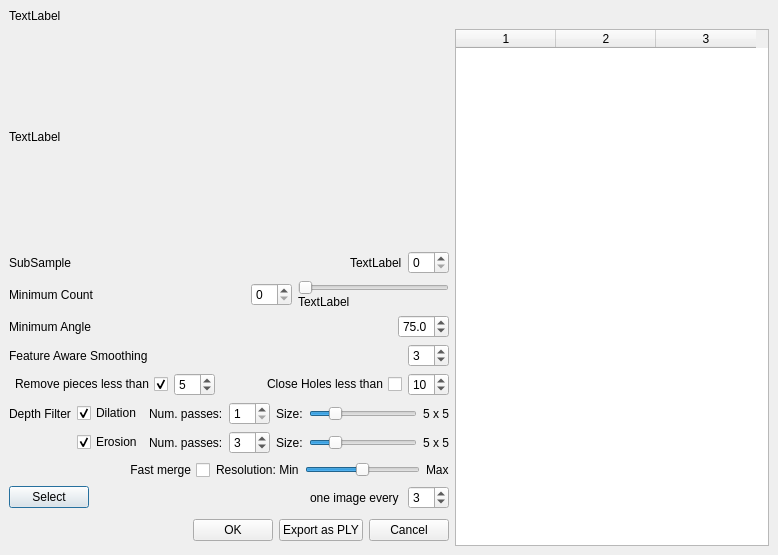
Old version of the form src/meshlabplugins/epoch_io/ui/v3dImportDialog.ui in the repository cnr-isti-vclab/meshlab.
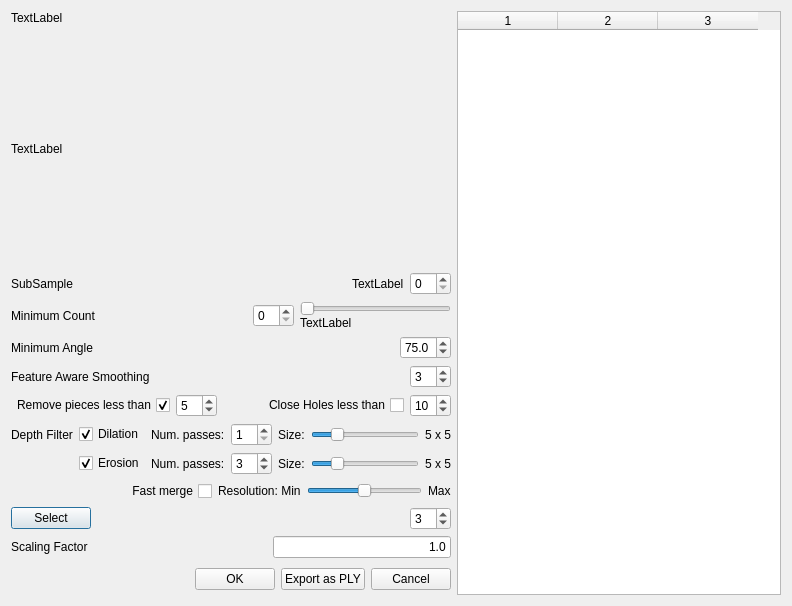
New version of the form.

Commit message: removed mask bug and added scaling of maps

```diff
--- a/src/meshlabplugins/epoch_io/ui/v3dImportDialog.ui
+++ b/src/meshlabplugins/epoch_io/ui/v3dImportDialog.ui
@@ -5,14 +5,12 @@
    <rect>
     <x>0</x>
     <y>0</y>
-    <width>778</width>
-    <height>555</height>
+    <width>792</width>
+    <height>606</height>
    </rect>
   </property>
   <property name="sizePolicy" >
-   <sizepolicy>
-    <hsizetype>7</hsizetype>
-    <vsizetype>5</vsizetype>
+   <sizepolicy vsizetype="Preferred" hsizetype="Expanding" >
     <horstretch>0</horstretch>
     <verstretch>0</verstretch>
    </sizepolicy>
@@ -20,21 +18,31 @@
   <property name="windowTitle" >
    <string>V3D Import Settings</string>
   </property>
-  <layout class="QGridLayout" >
-   <property name="margin" >
-    <number>9</number>
-   </property>
-   <property name="spacing" >
-    <number>6</number>
-   </property>
-   <item row="2" column="0" >
     <layout class="QHBoxLayout" >
-     <property name="margin" >
-      <number>0</number>
-     </property>
-     <property name="spacing" >
-      <number>6</number>
-     </property>
+   <item>
+    <layout class="QVBoxLayout" >
+     <item>
+      <widget class="QLabel" name="infoLabel" >
+       <property name="text" >
+        <string>TextLabel</string>
+       </property>
+      </widget>
+     </item>
+     <item>
+      <widget class="QLabel" name="previewLabel" >
+       <property name="sizePolicy" >
+        <sizepolicy vsizetype="Expanding" hsizetype="Expanding" >
+         <horstretch>0</horstretch>
+         <verstretch>0</verstretch>
+        </sizepolicy>
+       </property>
+       <property name="text" >
+        <string>TextLabel</string>
+       </property>
+      </widget>
+     </item>
+     <item>
+      <layout class="QHBoxLayout" >
      <item>
       <widget class="QLabel" name="label" >
        <property name="text" >
@@ -71,253 +79,8 @@
      </item>
     </layout>
    </item>
-   <item row="5" column="0" >
-    <layout class="QHBoxLayout" >
-     <property name="margin" >
-      <number>0</number>
-     </property>
-     <property name="spacing" >
-      <number>6</number>
-     </property>
      <item>
-      <widget class="QLabel" name="label_5" >
-       <property name="text" >
-        <string>Feature Aware Smoothing</string>
-       </property>
-      </widget>
-     </item>
-     <item>
-      <spacer>
-       <property name="orientation" >
-        <enum>Qt::Horizontal</enum>
-       </property>
-       <property name="sizeHint" >
-        <size>
-         <width>40</width>
-         <height>20</height>
-        </size>
-       </property>
-      </spacer>
-     </item>
-     <item>
-      <widget class="QDoubleSpinBox" name="smoothSpinBox" >
-       <property name="decimals" >
-        <number>0</number>
-       </property>
-       <property name="maximum" >
-        <double>20.000000000000000</double>
-       </property>
-       <property name="value" >
-        <double>3.000000000000000</double>
-       </property>
-      </widget>
-     </item>
-    </layout>
-   </item>
-   <item row="8" column="0" >
     <layout class="QHBoxLayout" >
-     <property name="margin" >
-      <number>0</number>
-     </property>
-     <property name="spacing" >
-      <number>6</number>
-     </property>
-     <item>
-      <spacer>
-       <property name="orientation" >
-        <enum>Qt::Horizontal</enum>
-       </property>
-       <property name="sizeHint" >
-        <size>
-         <width>40</width>
-         <height>20</height>
-        </size>
-       </property>
-      </spacer>
-     </item>
-     <item>
-      <widget class="QCheckBox" name="fastMergeCheckBox" >
-       <property name="toolTip" >
-        <string>&lt;html>&lt;head>&lt;meta name="qrichtext" content="1" />&lt;/head>&lt;body style=" white-space: pre-wrap; font-style:normal; text-decoration:none;">&lt;p style=" margin-top:0px; margin-bottom:0px; margin-left:0px; margin-right:0px; -qt-block-indent:0; text-indent:0px;">Perform a fast, fixed resolution merging of all the range maps. If unchecked all the rangemaps are simply put in the same space without merging them.&lt;/p>&lt;/body>&lt;/html></string>
-       </property>
-       <property name="layoutDirection" >
-        <enum>Qt::RightToLeft</enum>
-       </property>
-       <property name="text" >
-        <string>Fast merge</string>
-       </property>
-      </widget>
-     </item>
-     <item>
-      <widget class="QLabel" name="label_6" >
-       <property name="text" >
-        <string>Resolution: Min</string>
-       </property>
-      </widget>
-     </item>
-     <item>
-      <widget class="QSlider" name="mergeResolutionSpinBox" >
-       <property name="minimum" >
-        <number>1</number>
-       </property>
-       <property name="maximum" >
-        <number>5</number>
-       </property>
-       <property name="value" >
-        <number>3</number>
-       </property>
-       <property name="orientation" >
-        <enum>Qt::Horizontal</enum>
-       </property>
-      </widget>
-     </item>
-     <item>
-      <widget class="QLabel" name="label_7" >
-       <property name="text" >
-        <string>Max</string>
-       </property>
-      </widget>
-     </item>
-    </layout>
-   </item>
-   <item rowspan="10" row="1" column="1" >
-    <widget class="QTableWidget" name="imageTableWidget" >
-     <property name="sizePolicy" >
-      <sizepolicy>
-       <hsizetype>3</hsizetype>
-       <vsizetype>7</vsizetype>
-       <horstretch>0</horstretch>
-       <verstretch>0</verstretch>
-      </sizepolicy>
-     </property>
-     <property name="columnCount" >
-      <number>3</number>
-     </property>
-     <column/>
-     <column/>
-     <column/>
-    </widget>
-   </item>
-   <item row="0" column="0" >
-    <widget class="QLabel" name="infoLabel" >
-     <property name="text" >
-      <string>TextLabel</string>
-     </property>
-    </widget>
-   </item>
-   <item row="4" column="0" >
-    <layout class="QHBoxLayout" >
-     <property name="margin" >
-      <number>0</number>
-     </property>
-     <property name="spacing" >
-      <number>6</number>
-     </property>
-     <item>
-      <widget class="QLabel" name="label_3" >
-       <property name="text" >
-        <string>Minimum Angle</string>
-       </property>
-      </widget>
-     </item>
-     <item>
-      <spacer>
-       <property name="orientation" >
-        <enum>Qt::Horizontal</enum>
-       </property>
-       <property name="sizeHint" >
-        <size>
-         <width>40</width>
-         <height>20</height>
-        </size>
-       </property>
-      </spacer>
-     </item>
-     <item>
-      <widget class="QDoubleSpinBox" name="qualitySpinBox" >
-       <property name="decimals" >
-        <number>1</number>
-       </property>
-       <property name="maximum" >
-        <double>90.000000000000000</double>
-       </property>
-       <property name="singleStep" >
-        <double>5.000000000000000</double>
-       </property>
-       <property name="value" >
-        <double>75.000000000000000</double>
-       </property>
-      </widget>
-     </item>
-    </layout>
-   </item>
-   <item row="1" column="0" >
-    <widget class="QLabel" name="previewLabel" >
-     <property name="sizePolicy" >
-      <sizepolicy>
-       <hsizetype>7</hsizetype>
-       <vsizetype>7</vsizetype>
-       <horstretch>0</horstretch>
-       <verstretch>0</verstretch>
-      </sizepolicy>
-     </property>
-     <property name="text" >
-      <string>TextLabel</string>
-     </property>
-    </widget>
-   </item>
-   <item row="9" column="0" >
-    <layout class="QHBoxLayout" >
-     <property name="margin" >
-      <number>0</number>
-     </property>
-     <property name="spacing" >
-      <number>6</number>
-     </property>
-     <item>
-      <widget class="QPushButton" name="selectButton" >
-       <property name="text" >
-        <string>Select</string>
-       </property>
-      </widget>
-     </item>
-     <item>
-      <spacer>
-       <property name="orientation" >
-        <enum>Qt::Horizontal</enum>
-       </property>
-       <property name="sizeHint" >
-        <size>
-         <width>40</width>
-         <height>20</height>
-        </size>
-       </property>
-      </spacer>
-     </item>
-     <item>
-      <widget class="QLabel" name="label_4" >
-       <property name="text" >
-        <string>one image every </string>
-       </property>
-      </widget>
-     </item>
-     <item>
-      <widget class="QSpinBox" name="subsampleSequenceSpinBox" >
-       <property name="value" >
-        <number>3</number>
-       </property>
-      </widget>
-     </item>
-    </layout>
-   </item>
-   <item row="3" column="0" >
-    <layout class="QHBoxLayout" >
-     <property name="margin" >
-      <number>0</number>
-     </property>
-     <property name="spacing" >
-      <number>6</number>
-     </property>
      <item>
       <widget class="QLabel" name="label_2" >
        <property name="text" >
@@ -347,18 +110,13 @@
      </item>
      <item>
       <layout class="QVBoxLayout" >
-       <property name="margin" >
-        <number>0</number>
-       </property>
        <property name="spacing" >
         <number>0</number>
        </property>
        <item>
         <widget class="QSlider" name="minCountSlider" >
          <property name="sizePolicy" >
-          <sizepolicy>
-           <hsizetype>7</hsizetype>
-           <vsizetype>0</vsizetype>
+            <sizepolicy vsizetype="Fixed" hsizetype="Expanding" >
            <horstretch>0</horstretch>
            <verstretch>0</verstretch>
           </sizepolicy>
@@ -382,14 +140,85 @@
      </item>
     </layout>
    </item>
-   <item row="6" column="0" >
+     <item>
     <layout class="QHBoxLayout" >
-     <property name="margin" >
+       <item>
+        <widget class="QLabel" name="label_3" >
+         <property name="text" >
+          <string>Minimum Angle</string>
+         </property>
+        </widget>
+       </item>
+       <item>
+        <spacer>
+         <property name="orientation" >
+          <enum>Qt::Horizontal</enum>
+         </property>
+         <property name="sizeHint" >
+          <size>
+           <width>40</width>
+           <height>20</height>
+          </size>
+         </property>
+        </spacer>
+       </item>
+       <item>
+        <widget class="QDoubleSpinBox" name="qualitySpinBox" >
+         <property name="decimals" >
+          <number>1</number>
+         </property>
+         <property name="maximum" >
+          <double>90.000000000000000</double>
+         </property>
+         <property name="singleStep" >
+          <double>5.000000000000000</double>
+         </property>
+         <property name="value" >
+          <double>75.000000000000000</double>
+         </property>
+        </widget>
+       </item>
+      </layout>
+     </item>
+     <item>
+      <layout class="QHBoxLayout" >
+       <item>
+        <widget class="QLabel" name="label_5" >
+         <property name="text" >
+          <string>Feature Aware Smoothing</string>
+         </property>
+        </widget>
+       </item>
+       <item>
+        <spacer>
+         <property name="orientation" >
+          <enum>Qt::Horizontal</enum>
+         </property>
+         <property name="sizeHint" >
+          <size>
+           <width>40</width>
+           <height>20</height>
+          </size>
+         </property>
+        </spacer>
+       </item>
+       <item>
+        <widget class="QDoubleSpinBox" name="smoothSpinBox" >
+         <property name="decimals" >
       <number>0</number>
      </property>
-     <property name="spacing" >
-      <number>6</number>
-     </property>
+         <property name="maximum" >
+          <double>20.000000000000000</double>
+         </property>
+         <property name="value" >
+          <double>3.000000000000000</double>
+         </property>
+        </widget>
+       </item>
+      </layout>
+     </item>
+     <item>
+      <layout class="QHBoxLayout" >
      <item>
       <widget class="QCheckBox" name="removeSmallCCCheckBox" >
        <property name="layoutDirection" >
@@ -406,9 +235,7 @@
      <item>
       <widget class="QDoubleSpinBox" name="maxCCDiagSpinBox" >
        <property name="sizePolicy" >
-        <sizepolicy>
-         <hsizetype>5</hsizetype>
-         <vsizetype>0</vsizetype>
+          <sizepolicy vsizetype="Fixed" hsizetype="Preferred" >
          <horstretch>0</horstretch>
          <verstretch>0</verstretch>
         </sizepolicy>
@@ -468,14 +295,8 @@
      </item>
     </layout>
    </item>
-   <item row="7" column="0" >
+     <item>
     <layout class="QGridLayout" >
-     <property name="margin" >
-      <number>0</number>
-     </property>
-     <property name="spacing" >
-      <number>6</number>
-     </property>
      <item row="0" column="5" >
       <widget class="QSlider" name="dilationSizeSlider" >
        <property name="minimum" >
@@ -614,14 +435,136 @@
      </item>
     </layout>
    </item>
-   <item row="10" column="0" >
+     <item>
     <layout class="QHBoxLayout" >
-     <property name="margin" >
-      <number>0</number>
-     </property>
-     <property name="spacing" >
-      <number>6</number>
-     </property>
+       <item>
+        <spacer>
+         <property name="orientation" >
+          <enum>Qt::Horizontal</enum>
+         </property>
+         <property name="sizeHint" >
+          <size>
+           <width>40</width>
+           <height>20</height>
+          </size>
+         </property>
+        </spacer>
+       </item>
+       <item>
+        <widget class="QCheckBox" name="fastMergeCheckBox" >
+         <property name="toolTip" >
+          <string>&lt;html>&lt;head>&lt;meta name="qrichtext" content="1" />&lt;/head>&lt;body style=" white-space: pre-wrap; font-style:normal; text-decoration:none;">&lt;p style=" margin-top:0px; margin-bottom:0px; margin-left:0px; margin-right:0px; -qt-block-indent:0; text-indent:0px;">Perform a fast, fixed resolution merging of all the range maps. If unchecked all the rangemaps are simply put in the same space without merging them.&lt;/p>&lt;/body>&lt;/html></string>
+         </property>
+         <property name="layoutDirection" >
+          <enum>Qt::RightToLeft</enum>
+         </property>
+         <property name="text" >
+          <string>Fast merge</string>
+         </property>
+        </widget>
+       </item>
+       <item>
+        <widget class="QLabel" name="label_6" >
+         <property name="text" >
+          <string>Resolution: Min</string>
+         </property>
+        </widget>
+       </item>
+       <item>
+        <widget class="QSlider" name="mergeResolutionSpinBox" >
+         <property name="minimum" >
+          <number>1</number>
+         </property>
+         <property name="maximum" >
+          <number>5</number>
+         </property>
+         <property name="value" >
+          <number>3</number>
+         </property>
+         <property name="orientation" >
+          <enum>Qt::Horizontal</enum>
+         </property>
+        </widget>
+       </item>
+       <item>
+        <widget class="QLabel" name="label_7" >
+         <property name="text" >
+          <string>Max</string>
+         </property>
+        </widget>
+       </item>
+      </layout>
+     </item>
+     <item>
+      <layout class="QHBoxLayout" >
+       <item>
+        <widget class="QPushButton" name="selectButton" >
+         <property name="text" >
+          <string>Select</string>
+         </property>
+        </widget>
+       </item>
+       <item>
+        <spacer>
+         <property name="orientation" >
+          <enum>Qt::Horizontal</enum>
+         </property>
+         <property name="sizeHint" >
+          <size>
+           <width>40</width>
+           <height>20</height>
+          </size>
+         </property>
+        </spacer>
+       </item>
+       <item>
+        <widget class="QSpinBox" name="subsampleSequenceSpinBox" >
+         <property name="value" >
+          <number>3</number>
+         </property>
+        </widget>
+       </item>
+      </layout>
+     </item>
+     <item>
+      <layout class="QHBoxLayout" >
+       <item>
+        <widget class="QLabel" name="label_10" >
+         <property name="text" >
+          <string>Scaling Factor</string>
+         </property>
+        </widget>
+       </item>
+       <item>
+        <spacer>
+         <property name="orientation" >
+          <enum>Qt::Horizontal</enum>
+         </property>
+         <property name="sizeHint" >
+          <size>
+           <width>40</width>
+           <height>20</height>
+          </size>
+         </property>
+        </spacer>
+       </item>
+       <item>
+        <widget class="QLineEdit" name="scaleLineEdit" >
+         <property name="inputMask" >
+          <string/>
+         </property>
+         <property name="text" >
+          <string>1.0</string>
+         </property>
+         <property name="alignment" >
+          <set>Qt::AlignRight|Qt::AlignTrailing|Qt::AlignVCenter</set>
+         </property>
+        </widget>
+       </item>
+      </layout>
+     </item>
+     <item>
+      <layout class="QHBoxLayout" >
      <item>
       <spacer>
        <property name="orientation" >
@@ -660,6 +603,24 @@
       </widget>
      </item>
     </layout>
+     </item>
+    </layout>
+   </item>
+   <item>
+    <widget class="QTableWidget" name="imageTableWidget" >
+     <property name="sizePolicy" >
+      <sizepolicy vsizetype="Expanding" hsizetype="MinimumExpanding" >
+       <horstretch>0</horstretch>
+       <verstretch>0</verstretch>
+      </sizepolicy>
+     </property>
+     <property name="columnCount" >
+      <number>3</number>
+     </property>
+     <column/>
+     <column/>
+     <column/>
+    </widget>
    </item>
   </layout>
  </widget>
```
Left out of the diff: 12 changed lines with no effect on the pictures. Lines whose indentation alone changed are shown as unchanged. The commit also changes 5 other files.
